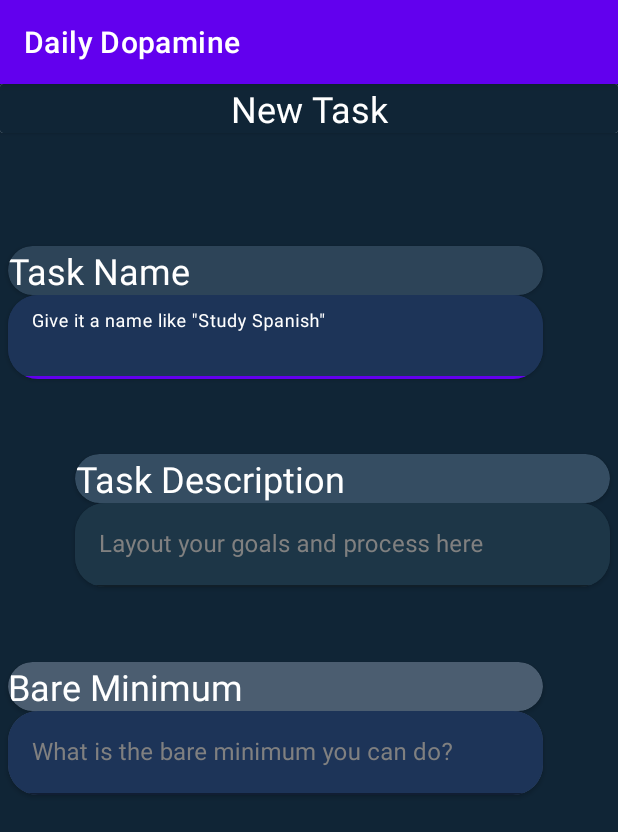
After one commit to AGIndigo8/DailyDopamine, an Android app built with Jetpack Compose: the NewTask screen opened directly, with no data from a screen before it, on a phone screen of 412 x 824 dp. The commit adds this screen. Shown: the top 832 px of the screen. Run offline under Robolectric (Android 15) with nearby library versions, the phone set to English and light mode, and no system bars.

Commit message:
create task builder skel

```diff
--- a/app/src/main/AndroidManifest.xml
+++ b/app/src/main/AndroidManifest.xml
@@ -12,6 +12,13 @@
         android:supportsRtl="true"
         android:theme="@style/Theme.DailyDopamine"
         tools:targetApi="31">
+        <activity
+            android:name=".NewTask"
+            android:exported="false">
+            <meta-data
+                android:name="android.app.lib_name"
+                android:value="" />
+        </activity>
         <activity
             android:name=".MainActivity"
             android:exported="true">
--- /dev/null
+++ b/app/src/main/java/com/AGIndigo8/dailydopamine/NewTask.kt
@@ -0,0 +1,11 @@
+package com.AGIndigo8.dailydopamine
+
+import androidx.appcompat.app.AppCompatActivity
+import android.os.Bundle
+
+class NewTask : AppCompatActivity() {
+    override fun onCreate(savedInstanceState: Bundle?) {
+        super.onCreate(savedInstanceState)
+        setContentView(R.layout.activity_new_task)
+    }
+}
--- /dev/null
+++ b/app/src/main/res/layout/activity_new_task.xml
@@ -0,0 +1,178 @@
+<?xml version="1.0" encoding="utf-8"?>
+<androidx.constraintlayout.widget.ConstraintLayout xmlns:android="http://schemas.android.com/apk/res/android"
+    xmlns:app="http://schemas.android.com/apk/res-auto"
+    xmlns:tools="http://schemas.android.com/tools"
+    android:layout_width="match_parent"
+    android:layout_height="match_parent"
+    android:background="@color/newTaskBackground"
+    tools:context=".NewTask">
+
+    <LinearLayout
+        android:layout_width="match_parent"
+        android:layout_height="match_parent"
+        android:orientation="vertical">
+
+        <androidx.cardview.widget.CardView
+            android:id="@+id/title"
+            android:layout_width="match_parent"
+            android:layout_height="wrap_content">
+
+            <TextView
+                android:id="@+id/textView"
+                android:layout_width="match_parent"
+                android:layout_height="wrap_content"
+                android:background="@color/newTaskBackground"
+                android:text="New Task"
+                android:textAlignment="center"
+                android:textColor="@color/white"
+                android:textSize="24sp" />
+        </androidx.cardview.widget.CardView>
+
+        <Space
+            android:layout_width="match_parent"
+            android:layout_height="75dp" />
+
+        <androidx.cardview.widget.CardView
+            android:id="@+id/nameTitle"
+            android:layout_width="match_parent"
+            android:layout_height="wrap_content"
+            android:layout_marginStart="5dp"
+            android:layout_marginEnd="50dp"
+            app:cardBackgroundColor="@color/newTask_nameTitle"
+            app:cardCornerRadius="20dp">
+
+            <TextView
+                android:id="@+id/textView2"
+                android:layout_width="wrap_content"
+                android:layout_height="wrap_content"
+                android:text="Task Name"
+                android:textColor="@color/white"
+                android:textSize="24sp" />
+
+        </androidx.cardview.widget.CardView>
+
+        <androidx.cardview.widget.CardView
+            android:id="@+id/nameInput"
+            android:layout_width="match_parent"
+            android:layout_height="wrap_content"
+            android:layout_marginStart="5dp"
+            android:layout_marginEnd="50dp"
+            app:cardBackgroundColor="@color/newTask_nameInput"
+            app:cardCornerRadius="20dp">
+
+            <com.google.android.material.textfield.TextInputLayout
+                android:layout_width="match_parent"
+                android:layout_height="wrap_content"
+                android:baselineAligned="false"
+                android:textAlignment="viewEnd"
+                android:textColorHint="@android:color/tertiary_text_light"
+                app:boxBackgroundColor="@color/newTask_nameInput"
+                app:hintTextColor="@color/white">
+
+                <com.google.android.material.textfield.TextInputEditText
+                    android:layout_width="match_parent"
+                    android:layout_height="wrap_content"
+                    android:hint="Give it a name like &quot;Study Spanish&quot;"
+                    android:textAlignment="viewEnd"
+                    android:textColor="@color/white" />
+            </com.google.android.material.textfield.TextInputLayout>
+        </androidx.cardview.widget.CardView>
+
+        <Space
+            android:layout_width="match_parent"
+            android:layout_height="50dp" />
+
+        <androidx.cardview.widget.CardView
+            android:id="@+id/descriptionTitle"
+            android:layout_width="match_parent"
+            android:layout_height="wrap_content"
+            android:layout_marginStart="50dp"
+            android:layout_marginEnd="5dp"
+            app:cardBackgroundColor="@color/newTask_descriptionTitle"
+            app:cardCornerRadius="21dp">
+
+            <TextView
+                android:id="@+id/textView6"
+                android:layout_width="wrap_content"
+                android:layout_height="wrap_content"
+                android:text="Task Description"
+                android:textAlignment="viewEnd"
+                android:textColor="@color/white"
+                android:textSize="24sp" />
+        </androidx.cardview.widget.CardView>
+
+        <androidx.cardview.widget.CardView
+            android:layout_width="match_parent"
+            android:layout_height="wrap_content"
+            android:layout_marginStart="50dp"
+            android:layout_marginEnd="5dp"
+            app:cardBackgroundColor="@color/newTask_descriptionInput"
+            app:cardCornerRadius="20dp">
+
+            <com.google.android.material.textfield.TextInputLayout
+                android:layout_width="match_parent"
+                android:layout_height="wrap_content"
+                android:textColorHint="@android:color/tertiary_text_light"
+                app:boxBackgroundColor="@color/newTask_descriptionInput">
+
+                <com.google.android.material.textfield.TextInputEditText
+                    android:layout_width="match_parent"
+                    android:layout_height="wrap_content"
+                    android:hint="Layout your goals and process here"
+                    android:textAlignment="viewEnd"
+                    android:textColor="@color/white" />
+            </com.google.android.material.textfield.TextInputLayout>
+        </androidx.cardview.widget.CardView>
+
+        <Space
+            android:layout_width="match_parent"
+            android:layout_height="50dp" />
+
+        <androidx.cardview.widget.CardView
+            android:id="@+id/minTitle"
+            android:layout_width="match_parent"
+            android:layout_height="wrap_content"
+            android:layout_marginStart="5dp"
+            android:layout_marginEnd="50dp"
+            app:cardBackgroundColor="@color/newTask_minTitle"
+            app:cardCornerRadius="20dp">
+
+            <TextView
+                android:id="@+id/mtextView2"
+                android:layout_width="wrap_content"
+                android:layout_height="wrap_content"
+                android:text="Bare Minimum"
+                android:textColor="@color/white"
+                android:textSize="24sp" />
+
+        </androidx.cardview.widget.CardView>
+
+        <androidx.cardview.widget.CardView
+            android:id="@+id/minInput"
+            android:layout_width="match_parent"
+            android:layout_height="wrap_content"
+            android:layout_marginStart="5dp"
+            android:layout_marginEnd="50dp"
+            app:cardBackgroundColor="@color/newTask_minInput"
+            app:cardCornerRadius="20dp">
+
+            <com.google.android.material.textfield.TextInputLayout
+                android:layout_width="match_parent"
+                android:layout_height="wrap_content"
+                android:baselineAligned="false"
+                android:textAlignment="viewEnd"
+                android:textColorHint="@android:color/tertiary_text_light"
+                app:boxBackgroundColor="@color/newTask_nameInput"
+                app:hintTextColor="@color/white">
+
+                <com.google.android.material.textfield.TextInputEditText
+                    android:layout_width="match_parent"
+                    android:layout_height="wrap_content"
+                    android:hint="What is the bare minimum you can do?"
+                    android:textAlignment="viewEnd"
+                    android:textColor="@color/white" />
+            </com.google.android.material.textfield.TextInputLayout>
+        </androidx.cardview.widget.CardView>
+
+    </LinearLayout>
+</androidx.constraintlayout.widget.ConstraintLayout>
--- a/app/src/main/res/values/colors.xml
+++ b/app/src/main/res/values/colors.xml
@@ -6,6 +6,13 @@
     <color name="vitalsFont">#1d8dbb</color>
     <color name="cardBackground">#feffea</color>
     <color name="taskNameFont">#4d2e8e</color>
+    <color name="newTaskBackground">#102536</color>
+    <color name="newTask_nameTitle">#2d4458</color>
+    <color name="newTask_nameInput">#1d3458</color>
+    <color name="newTask_descriptionTitle">#354d62</color>
+    <color name="newTask_descriptionInput">#1d3647</color>
+    <color name="newTask_minTitle">#4b5d70</color>
+    <color name="newTask_minInput">#4c5b6e</color>
     <color name="purple_200">#FFBB86FC</color>
     <color name="purple_500">#FF6200EE</color>
     <color name="purple_700">#FF3700B3</color>
```
